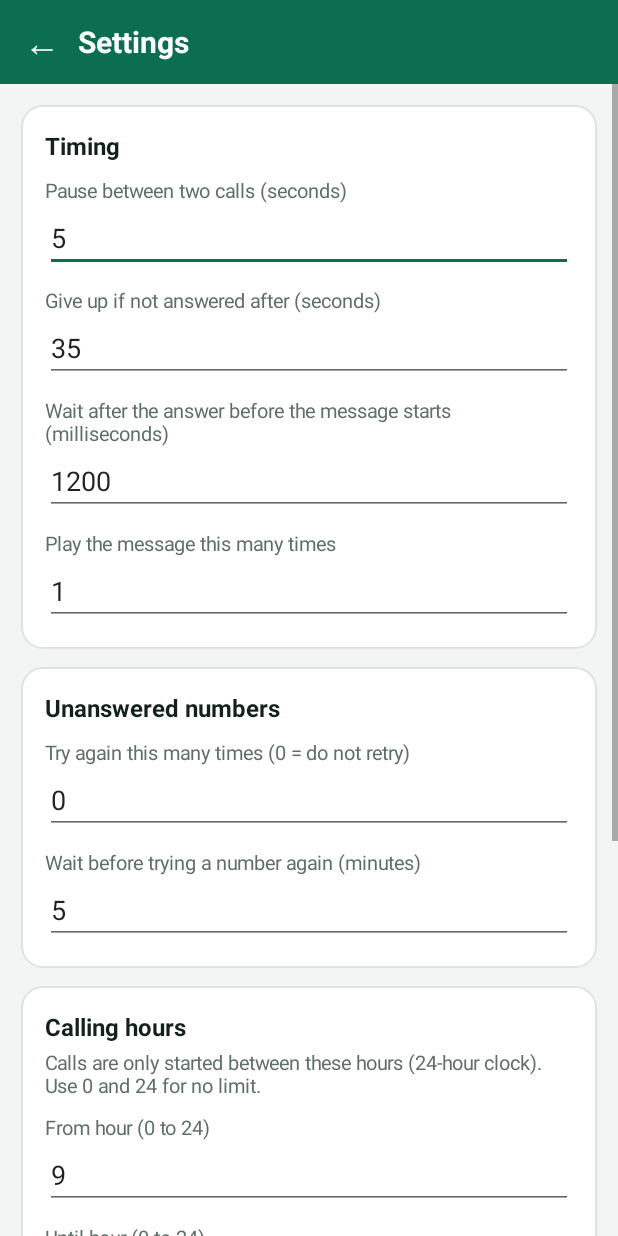
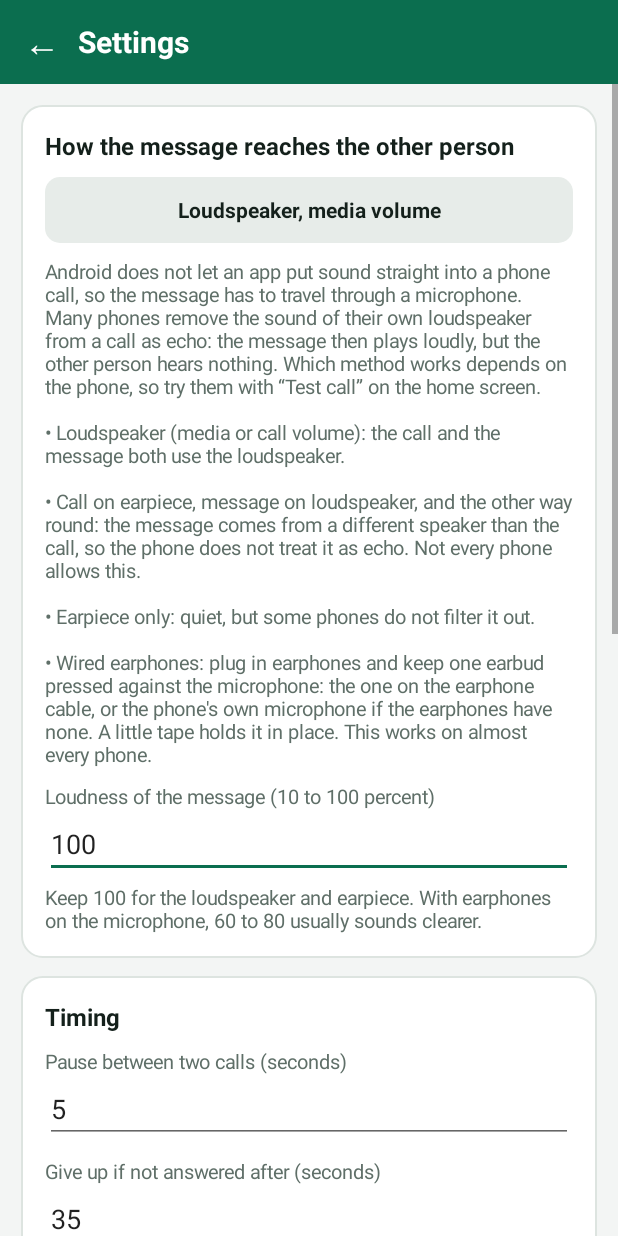
Before and after one commit to dibs4u/autocall, an Android app: the SettingsActivity screen opened directly, with no data from a screen before it, on a phone screen of 412 x 824 dp. Run offline under Robolectric (Android 15) with nearby library versions, the phone set to English and light mode, and no system bars.

Commit message:
Add other ways to play the message, and a one-number test call
On some phones the call's echo cancellation removes the sound of the
phone's own loudspeaker, so the other person hears nothing even though the
message plays loudly. The message can now be played in six ways (Settings):

- loudspeaker (media or call volume), as before
- call on the earpiece with the message on the loudspeaker, and the reverse,
  so the message is not the call's own output device
- earpiece only
- wired earphones or an audio cable

Also adds "Test call to one number" on the home screen with the method
selectable in the dialog, a loudness setting, and activity-log lines with
the call's audio route, the volumes and the device the message is routed to.
Version 1.1.

Co-Authored-By: Claude Fable 5.2 <noreply@anthropic.com>
Claude-Session: https://claude.ai/code/session_01JimTSVq7G5QBSCpfpJtHfh

```diff
--- a/app/build.gradle
+++ b/app/build.gradle
@@ -10,8 +10,8 @@ android {
         applicationId "com.autocaller.app"
         minSdk 26
         targetSdk 34
-        versionCode 1
-        versionName "1.0"
+        versionCode 2
+        versionName "1.1"
     }
 
     // A fixed signing key kept in the project, so every build can be installed over the
--- a/app/src/main/java/com/autocaller/app/App.java
+++ b/app/src/main/java/com/autocaller/app/App.java
@@ -6,6 +6,9 @@ import android.app.NotificationManager;
 import android.util.Log;
 
 public class App extends Application {
+
+    /** Shown on the home screen; keep in step with versionName in app/build.gradle. */
+    static final String VERSION = "1.1";
 
     static final String CH_RUN = "campaign";
     static final String CH_CALLS = "calls";
--- a/app/src/main/java/com/autocaller/app/Prefs.java
+++ b/app/src/main/java/com/autocaller/app/Prefs.java
@@ -24,9 +24,20 @@ final class Prefs {
     static final String HOUR_FROM = "hour_from";             // calling hours, 0-24
     static final String HOUR_TO = "hour_to";
     static final String SIM_ID = "sim_id";                   // "" = phone default
-    static final String PLAY_STREAM = "play_stream";         // 0 = media, 1 = voice-call stream
+    static final String PLAY_STREAM = "play_stream";         // one of the MODE_ values below
+    static final String VOLUME_PCT = "volume_pct";           // loudness of the message, 10-100
+    static final String TEST_NUMBER = "test_number";         // last number used for a test call
 
     static final String LIST_NAME = "list_name";             // name of the last imported file
+
+    // How the message is carried to the other person (see Settings for the explanation).
+    static final int MODE_SPEAKER_MEDIA = 0;             // call and message on the loudspeaker
+    static final int MODE_SPEAKER_CALL = 1;              // same, on the call's volume channel
+    static final int MODE_EARPIECE_CALL_SPEAKER_MSG = 2; // call on earpiece, message on loudspeaker
+    static final int MODE_SPEAKER_CALL_EARPIECE_MSG = 3; // call on loudspeaker, message on earpiece
+    static final int MODE_EARPIECE = 4;                  // call and message on the earpiece
+    static final int MODE_WIRED = 5;                     // wired earphones or an audio cable
+    static final int DEF_VOLUME_PCT = 100;
 
     static final int DEF_GAP_SEC = 5;
     static final int DEF_RING_SEC = 35;
--- a/app/src/main/java/com/autocaller/app/SettingsActivity.java
+++ b/app/src/main/java/com/autocaller/app/SettingsActivity.java
@@ -10,12 +10,8 @@ import android.widget.LinearLayout;
 
 import java.util.List;
 
-/** Timing, retries, calling hours, SIM and playback options. */
+/** How the message is played, timing, retries, calling hours and SIM. */
 public class SettingsActivity extends Activity {
-
-    private static final String[] STREAMS = {
-            "Loudspeaker, media volume (recommended)",
-            "Loudspeaker, call volume"};
 
     private EditText gap;
     private EditText ring;
@@ -25,16 +21,47 @@ public class SettingsActivity extends Activity {
     private EditText retryWait;
     private EditText hourFrom;
     private EditText hourTo;
+    private EditText volume;
     private Button simBtn;
-    private Button streamBtn;
+    private Button modeBtn;
     private String simId = "";
-    private int stream;
+    private int mode;
 
     @Override
     protected void onCreate(Bundle b) {
         super.onCreate(b);
         Ui.Screen s = Ui.screen(this, "Settings", true, true);
 
+        // ---- how the message reaches the other person
+        LinearLayout sound = Ui.card(this);
+        sound.addView(Ui.text(this, "How the message reaches the other person", 16, Ui.INK, true));
+        mode = Math.max(0, Math.min(Util.PLAY_MODES.length - 1,
+                Prefs.getInt(this, Prefs.PLAY_STREAM, 0)));
+        modeBtn = Ui.secondary(this, Util.playModeLabel(mode));
+        sound.addView(modeBtn, Ui.below(this, 10));
+        sound.addView(Ui.text(this, "Android does not let an app put sound straight into a phone"
+                + " call, so the message has to travel through a microphone. Many phones remove"
+                + " the sound of their own loudspeaker from a call as echo: the message then"
+                + " plays loudly, but the other person hears nothing. Which method works depends"
+                + " on the phone, so try them with “Test call” on the home screen.\n\n"
+                + "• Loudspeaker (media or call volume): the call and the message both use"
+                + " the loudspeaker.\n\n"
+                + "• Call on earpiece, message on loudspeaker, and the other way round:"
+                + " the message comes from a different speaker than the call, so the phone does"
+                + " not treat it as echo. Not every phone allows this.\n\n"
+                + "• Earpiece only: quiet, but some phones do not filter it out.\n\n"
+                + "• Wired earphones: plug in earphones and keep one earbud pressed against"
+                + " the microphone: the one on the earphone cable, or the phone's own microphone"
+                + " if the earphones have none. A little tape holds it in place. This works on"
+                + " almost every phone.", 13, Ui.MUTED, false), Ui.below(this, 10));
+        volume = field(sound, "Loudness of the message (10 to 100 percent)",
+                Prefs.getInt(this, Prefs.VOLUME_PCT, Prefs.DEF_VOLUME_PCT));
+        sound.addView(Ui.text(this, "Keep 100 for the loudspeaker and earpiece. With earphones"
+                + " on the microphone, 60 to 80 usually sounds clearer.", 13, Ui.MUTED, false),
+                Ui.below(this, 4));
+        s.body.addView(sound);
+
+        // ---- timing
         LinearLayout timing = Ui.card(this);
         timing.addView(Ui.text(this, "Timing", 16, Ui.INK, true));
         gap = field(timing, "Pause between two calls (seconds)",
@@ -47,6 +74,7 @@ public class SettingsActivity extends Activity {
                 Prefs.getInt(this, Prefs.REPEAT, Prefs.DEF_REPEAT));
         s.body.addView(timing);
 
+        // ---- retries
         LinearLayout retry = Ui.card(this);
         retry.addView(Ui.text(this, "Unanswered numbers", 16, Ui.INK, true));
         retries = field(retry, "Try again this many times (0 = do not retry)",
@@ -55,6 +83,7 @@ public class SettingsActivity extends Activity {
                 Prefs.getInt(this, Prefs.RETRY_WAIT_MIN, Prefs.DEF_RETRY_WAIT_MIN));
         s.body.addView(retry);
 
+        // ---- calling hours
         LinearLayout hours = Ui.card(this);
         hours.addView(Ui.text(this, "Calling hours", 16, Ui.INK, true));
         hours.addView(Ui.text(this, "Calls are only started between these hours (24-hour clock)."
@@ -65,31 +94,23 @@ public class SettingsActivity extends Activity {
                 Prefs.getInt(this, Prefs.HOUR_TO, Prefs.DEF_HOUR_TO));
         s.body.addView(hours);
 
+        // ---- SIM
         LinearLayout phone = Ui.card(this);
-        phone.addView(Ui.text(this, "Phone", 16, Ui.INK, true));
-        phone.addView(Ui.text(this, "SIM used for the calls", 13, Ui.MUTED, false),
-                Ui.below(this, 10));
+        phone.addView(Ui.text(this, "SIM used for the calls", 16, Ui.INK, true));
         simId = Prefs.getString(this, Prefs.SIM_ID, "");
         simBtn = Ui.secondary(this, Util.simLabelFor(this, simId));
-        phone.addView(simBtn, Ui.below(this, 4));
-        phone.addView(Ui.text(this, "How the message is played", 13, Ui.MUTED, false),
-                Ui.below(this, 12));
-        stream = Prefs.getInt(this, Prefs.PLAY_STREAM, 0) == 1 ? 1 : 0;
-        streamBtn = Ui.secondary(this, STREAMS[stream]);
-        phone.addView(streamBtn, Ui.below(this, 4));
-        phone.addView(Ui.text(this, "If people cannot hear the message clearly on your phone,"
-                + " try the other option.", 13, Ui.MUTED, false), Ui.below(this, 6));
+        phone.addView(simBtn, Ui.below(this, 10));
         s.body.addView(phone);
 
         Button save = Ui.primary(this, "Save");
         s.body.addView(save, Ui.lp(Ui.MATCH, Ui.WRAP));
 
+        modeBtn.setOnClickListener(v -> Ui.choose(this, "How the message is played",
+                Util.PLAY_MODES, mode, index -> {
+                    mode = index;
+                    modeBtn.setText(Util.playModeLabel(index));
+                }));
         simBtn.setOnClickListener(v -> chooseSim());
-        streamBtn.setOnClickListener(v -> Ui.choose(this, "How the message is played", STREAMS,
-                stream, index -> {
-                    stream = index;
-                    streamBtn.setText(STREAMS[index]);
-                }));
         save.setOnClickListener(v -> save());
     }
 
@@ -136,6 +157,8 @@ public class SettingsActivity extends Activity {
 
     private void save() {
         Prefs.sp(this).edit()
+                .putInt(Prefs.PLAY_STREAM, mode)
+                .putInt(Prefs.VOLUME_PCT, read(volume, Prefs.DEF_VOLUME_PCT, 10, 100))
                 .putInt(Prefs.GAP_SEC, read(gap, Prefs.DEF_GAP_SEC, 2, 600))
                 .putInt(Prefs.RING_SEC, read(ring, Prefs.DEF_RING_SEC, 10, 90))
                 .putInt(Prefs.ANSWER_DELAY_MS, read(delay, Prefs.DEF_ANSWER_DELAY_MS, 0, 10000))
@@ -145,7 +168,6 @@ public class SettingsActivity extends Activity {
                 .putInt(Prefs.HOUR_FROM, read(hourFrom, Prefs.DEF_HOUR_FROM, 0, 24))
                 .putInt(Prefs.HOUR_TO, read(hourTo, Prefs.DEF_HOUR_TO, 0, 24))
                 .putString(Prefs.SIM_ID, simId)
-                .putInt(Prefs.PLAY_STREAM, stream)
                 .apply();
         Ui.toast(this, "Settings saved.");
         finish();
```
Also changed, not shown: app/src/main/java/com/autocaller/app/CallService.java (+50 -8 lines), app/src/main/java/com/autocaller/app/CampaignService.java (+126 -13 lines), app/src/main/java/com/autocaller/app/MainActivity.java (+109 -27 lines), app/src/main/java/com/autocaller/app/Util.java (+78 -0 lines), 1 other file.
